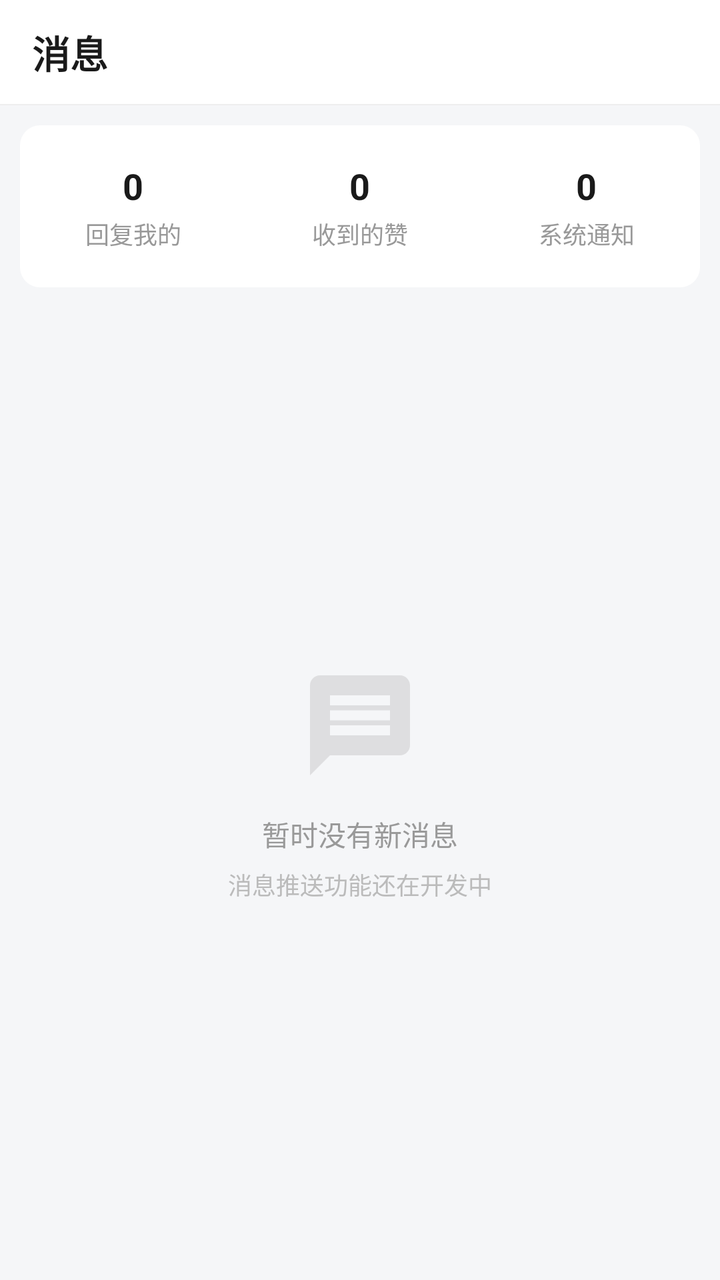
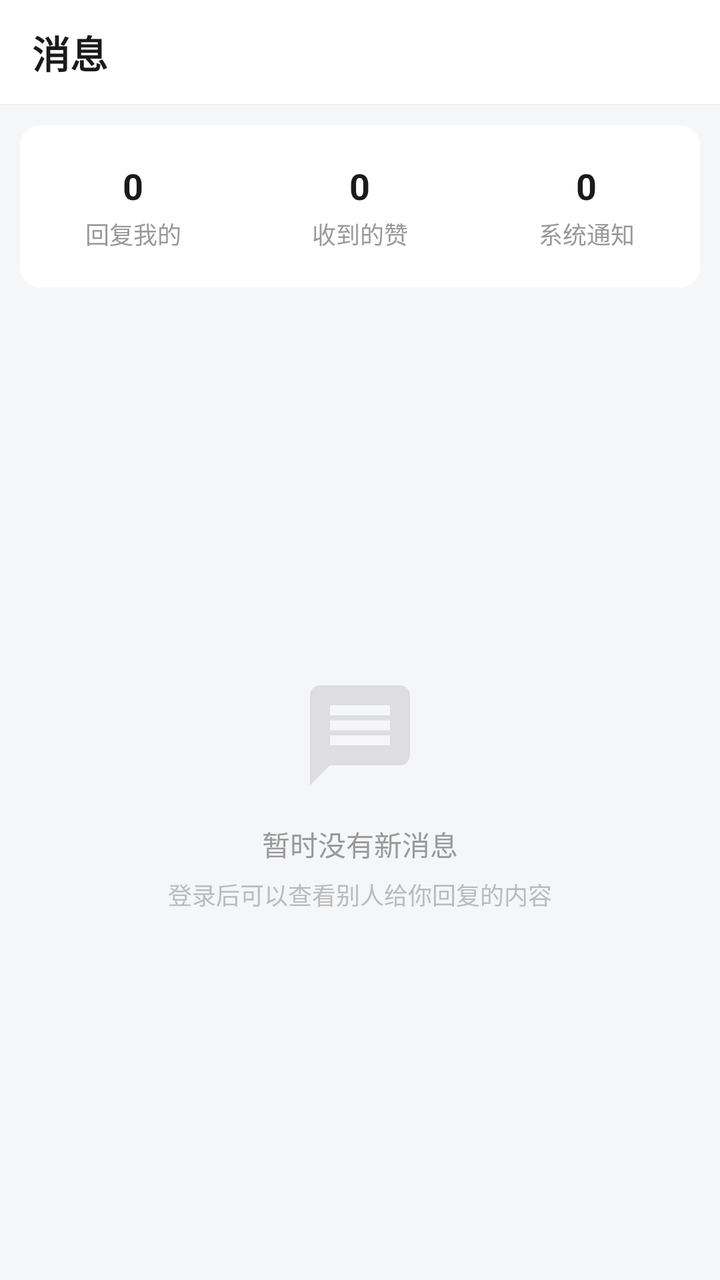

Screens rendered from an Android XML layout before and after an edit, with the pre-edit source and the edit as a unified diff.
<!-- AndroidManifest.xml: application theme Theme.SimpleForum -->
<!-- res/layout/fragment_message.xml -->
<?xml version="1.0" encoding="utf-8"?>
<LinearLayout xmlns:android="http://schemas.android.com/apk/res/android"
    android:layout_width="match_parent"
    android:layout_height="match_parent"
    android:background="@color/bg_page"
    android:orientation="vertical">

    <RelativeLayout
        android:layout_width="match_parent"
        android:layout_height="@dimen/toolbar_height"
        android:background="@color/bg_card"
        android:paddingStart="16dp">

        <TextView
            android:layout_width="wrap_content"
            android:layout_height="wrap_content"
            android:layout_centerVertical="true"
            android:text="@string/tab_message"
            android:textColor="@color/text_primary"
            android:textSize="19sp"
            android:textStyle="bold" />
    </RelativeLayout>

    <View
        android:layout_width="match_parent"
        android:layout_height="@dimen/divider_height"
        android:background="@color/divider" />

    
    <LinearLayout
        android:layout_width="match_parent"
        android:layout_height="wrap_content"
        android:layout_marginStart="@dimen/card_margin"
        android:layout_marginTop="@dimen/card_margin"
        android:layout_marginEnd="@dimen/card_margin"
        android:background="@drawable/bg_card"
        android:orientation="horizontal"
        android:paddingTop="18dp"
        android:paddingBottom="18dp">

        <LinearLayout style="@style/ProfileStatItem">

            <TextView
                style="@style/ProfileStatNumber"
                android:text="0" />

            <TextView
                style="@style/ProfileStatLabel"
                android:text="回复我的" />
        </LinearLayout>

        <LinearLayout style="@style/ProfileStatItem">

            <TextView
                style="@style/ProfileStatNumber"
                android:text="0" />

            <TextView
                style="@style/ProfileStatLabel"
                android:text="收到的赞" />
        </LinearLayout>

        <LinearLayout style="@style/ProfileStatItem">

            <TextView
                style="@style/ProfileStatNumber"
                android:text="0" />

            <TextView
                style="@style/ProfileStatLabel"
                android:text="系统通知" />
        </LinearLayout>
    </LinearLayout>

    
    <LinearLayout
        android:layout_width="match_parent"
        android:layout_height="0dp"
        android:layout_weight="1"
        android:gravity="center"
        android:orientation="vertical">

        <ImageView
            android:layout_width="60dp"
            android:layout_height="60dp"
            android:alpha="0.25"
            android:contentDescription="空"
            android:src="@drawable/ic_tab_message" />

        <TextView
            android:layout_width="wrap_content"
            android:layout_height="wrap_content"
            android:layout_marginTop="14dp"
            android:text="暂时没有新消息"
            android:textColor="@color/text_tertiary"
            android:textSize="14sp" />

        <TextView
            android:layout_width="wrap_content"
            android:layout_height="wrap_content"
            android:layout_marginTop="6dp"
            android:text="消息推送功能还在开发中"
            android:textColor="@color/text_hint"
            android:textSize="12sp" />
    </LinearLayout>
</LinearLayout>
<!-- resources referenced by this layout -->
<resources>
  <color name="bg_card">#FFFFFF</color>
  <color name="bg_page">#F5F6F8</color>
  <color name="divider">#EEEEEE</color>
  <color name="text_hint">#BBBBBB</color>
  <color name="text_primary">#1A1A1A</color>
  <color name="text_tertiary">#999999</color>
  <dimen name="card_margin">10dp</dimen>
  <dimen name="divider_height">0.5dp</dimen>
  <dimen name="toolbar_height">52dp</dimen>
  <!-- drawable bg_card (drawable) -->
  <?xml version="1.0" encoding="utf-8"?>
  <shape xmlns:android="http://schemas.android.com/apk/res/android"
      android:shape="rectangle">
      <solid android:color="@color/bg_card" />
      <corners android:radius="@dimen/card_radius" />
  </shape>
  <!-- drawable ic_tab_message (drawable) -->
  <?xml version="1.0" encoding="utf-8"?>
  <vector xmlns:android="http://schemas.android.com/apk/res/android"
      android:width="24dp"
      android:height="24dp"
      android:viewportWidth="24"
      android:viewportHeight="24">
      <path
          android:fillColor="@color/text_tertiary"
          android:pathData="M20,2H4C2.9,2 2,2.9 2,4v18l4,-4h14c1.1,0 2,-0.9 2,-2V4c0,-1.1 -0.9,-2 -2,-2zM18,14H6v-2h12v2zM18,11H6V9h12v2zM18,8H6V6h12v2z" />
  </vector>
  <string name="tab_message">消息</string>
  <style name="ProfileStatItem">
          <item name="android:layout_width">0dp</item>
          <item name="android:layout_height">wrap_content</item>
          <item name="android:layout_weight">1</item>
          <item name="android:gravity">center</item>
          <item name="android:orientation">vertical</item>
          <item name="android:clickable">true</item>
          <item name="android:background">?android:attr/selectableItemBackground</item>
      </style>
  <style name="ProfileStatLabel">
          <item name="android:layout_width">wrap_content</item>
          <item name="android:layout_height">wrap_content</item>
          <item name="android:layout_marginTop">3dp</item>
          <item name="android:textSize">12sp</item>
          <item name="android:textColor">@color/text_tertiary</item>
      </style>
  <style name="ProfileStatNumber">
          <item name="android:layout_width">wrap_content</item>
          <item name="android:layout_height">wrap_content</item>
          <item name="android:textSize">18sp</item>
          <item name="android:textColor">@color/text_primary</item>
          <item name="android:textStyle">bold</item>
      </style>
  <style name="Theme.SimpleForum" parent="Theme.MaterialComponents.Light.NoActionBar">
          <item name="colorPrimary">@color/brand_primary</item>
          <item name="colorPrimaryDark">@color/brand_primary_dark</item>
          <item name="colorAccent">@color/brand_accent</item>
          <item name="android:colorBackground">@color/bg_page</item>
          <item name="android:textColorPrimary">@color/text_primary</item>
          <item name="android:textColorSecondary">@color/text_secondary</item>
          <item name="android:statusBarColor">@color/bg_page</item>
          <item name="android:windowLightStatusBar" tools:targetApi="m">true</item>
          <item name="android:navigationBarColor">@color/bg_card</item>
      </style>
  <dimen name="card_radius">10dp</dimen>
  <color name="brand_primary">#4A6CF7</color>
  <color name="brand_primary_dark">#3554D1</color>
  <color name="brand_accent">#FF6B6B</color>
  <color name="text_secondary">#666666</color>
</resources>

<!-- the commit's change to res/layout/fragment_message.xml (unified diff, before → after) -->
@@ -41,6 +41,7 @@
         <LinearLayout style="@style/ProfileStatItem">
 
             <TextView
+                android:id="@+id/tv_stat_reply"
                 style="@style/ProfileStatNumber"
                 android:text="0" />
 
@@ -52,6 +53,7 @@
         <LinearLayout style="@style/ProfileStatItem">
 
             <TextView
+                android:id="@+id/tv_stat_like"
                 style="@style/ProfileStatNumber"
                 android:text="0" />
 
@@ -60,9 +62,12 @@
                 android:text="收到的赞" />
         </LinearLayout>
 
-        <LinearLayout style="@style/ProfileStatItem">
+        <LinearLayout
+            android:id="@+id/ll_system_notice"
+            style="@style/ProfileStatItem">
 
             <TextView
+                android:id="@+id/tv_stat_system"
                 style="@style/ProfileStatNumber"
                 android:text="0" />
 
@@ -73,34 +78,49 @@
     </LinearLayout>
 
     
-    <LinearLayout
+    <FrameLayout
         android:layout_width="match_parent"
         android:layout_height="0dp"
-        android:layout_weight="1"
-        android:gravity="center"
-        android:orientation="vertical">
+        android:layout_marginTop="@dimen/card_margin"
+        android:layout_weight="1">
 
-        <ImageView
-            android:layout_width="60dp"
-            android:layout_height="60dp"
-            android:alpha="0.25"
-            android:contentDescription="空"
-            android:src="@drawable/ic_tab_message" />
+        <androidx.recyclerview.widget.RecyclerView
+            android:id="@+id/rv_notice"
+            android:layout_width="match_parent"
+            android:layout_height="match_parent"
+            android:background="@color/bg_card"
+            android:visibility="gone" />
 
-        <TextView
-            android:layout_width="wrap_content"
-            android:layout_height="wrap_content"
-            android:layout_marginTop="14dp"
-            android:text="暂时没有新消息"
-            android:textColor="@color/text_tertiary"
-            android:textSize="14sp" />
+        <LinearLayout
+            android:id="@+id/ll_empty"
+            android:layout_width="match_parent"
+            android:layout_height="match_parent"
+            android:gravity="center"
+            android:orientation="vertical">
 
-        <TextView
-            android:layout_width="wrap_content"
-            android:layout_height="wrap_content"
-            android:layout_marginTop="6dp"
-            android:text="消息推送功能还在开发中"
-            android:textColor="@color/text_hint"
-            android:textSize="12sp" />
-    </LinearLayout>
+            <ImageView
+                android:layout_width="60dp"
+                android:layout_height="60dp"
+                android:alpha="0.25"
+                android:contentDescription="空"
+                android:src="@drawable/ic_tab_message" />
+
+            <TextView
+                android:layout_width="wrap_content"
+                android:layout_height="wrap_content"
+                android:layout_marginTop="14dp"
+                android:text="暂时没有新消息"
+                android:textColor="@color/text_tertiary"
+                android:textSize="14sp" />
+
+            <TextView
+                android:id="@+id/tv_empty_hint"
+                android:layout_width="wrap_content"
+                android:layout_height="wrap_content"
+                android:layout_marginTop="6dp"
+                android:text="登录后可以查看别人给你回复的内容"
+                android:textColor="@color/text_hint"
+                android:textSize="12sp" />
+        </LinearLayout>
+    </FrameLayout>
 </LinearLayout>
